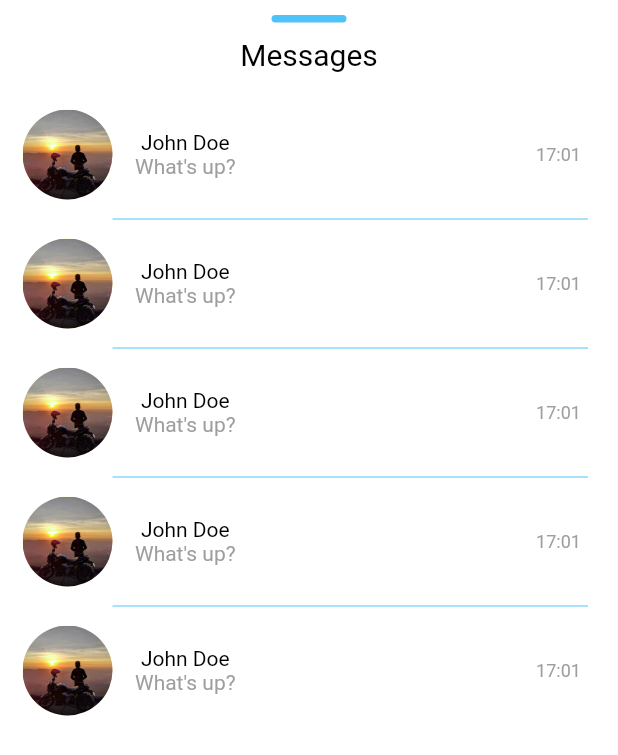
After one commit to guillermolopez3/chat, a Flutter app: the ConversationBottomSheet screen opened directly, on a phone screen of 412 x 824 dp. The commit adds this screen. Shown: the top 755 px of the screen. Run offline on Flutter 3.47's test engine with Material 2 defaults, Android fonts, the phone set to English and light mode, and no system bars.

Commit message:
diseño de bottom sheet

```diff
--- /dev/null
+++ b/lib/config/style.dart
@@ -0,0 +1,52 @@
+import 'package:flutter/material.dart';
+
+import 'Palette.dart';
+
+class Styles{
+  static TextStyle textHeading = TextStyle(
+      color: Palette.primaryTextColor,
+      fontSize: 20); // Text style for the name
+
+  static TextStyle numberPickerHeading = TextStyle(
+      fontSize: 30,
+      color: Palette.primaryTextColorLight
+  );
+  static TextStyle textHeadingLight = TextStyle(
+      color: Palette.primaryTextColorLight,
+      fontSize: 20);
+  static TextStyle question = TextStyle(
+      color: Palette.primaryTextColor,
+      fontSize: 16);
+  static TextStyle questionLight = TextStyle(
+      color: Palette.primaryTextColorLight,
+      fontSize: 16);
+  static TextStyle subHeading = TextStyle(
+      color: Palette.primaryTextColor,
+      fontSize: 14);
+  static TextStyle subHeadingLight = TextStyle(
+      color: Palette.primaryTextColorLight,
+      fontSize: 14);
+  static TextStyle hintText = TextStyle(
+      color: Palette.hintTextColor
+  );
+  static TextStyle hintTextLight = TextStyle(
+      color: Palette.hintTextColorLight
+  );
+  static TextStyle text = TextStyle(
+      fontSize: 12,
+      color: Palette.secondaryTextColor);
+  static TextStyle textLight = TextStyle(
+      color: Palette.secondaryTextColorLight
+  );
+  static TextStyle subText = TextStyle(
+      color: Palette.greyColor);
+  static TextStyle date = TextStyle(
+      color: Palette.greyColor,
+      fontSize: 12.0,
+      fontStyle: FontStyle.normal);
+  static TextStyle appBarTitle = TextStyle(
+    color: Palette.primaryTextColor,
+    fontWeight: FontWeight.bold,
+    fontSize: 20.0,
+  );
+}
--- a/lib/pages/conversationPage.dart
+++ b/lib/pages/conversationPage.dart
@@ -1,4 +1,5 @@
 import 'package:chat/widgets/chatListWidget.dart';
+import 'package:chat/widgets/conversationBottomSheet.dart';
 import 'package:chat/widgets/inputWidget.dart';
 import 'package:flutter/material.dart';
 import '../widgets/chatAppBar.dart';
@@ -9,21 +10,28 @@ class ConversationPage extends StatefulWidget {
 }
 
 class _ConversationPageState extends State<ConversationPage> {
+
+  final GlobalKey<ScaffoldState> _scaffoldKey = GlobalKey<ScaffoldState>(); //sirve para mostrar el botonsheet modal
+
   @override
   Widget build(BuildContext context) {
     return SafeArea(
       child: Scaffold(
+        key: _scaffoldKey,
         appBar: ChatAppBar(),
         body: Stack(
           children: <Widget>[
             Column(
               children: <Widget>[
                 ChatListWidget(),
+                //onPanUpdate devuelve el gesto del usuario, dy>0 swipe up, dy<0 swipe down
                 GestureDetector(
                   child: InputWidget(),
                   onPanUpdate: (details){
                     if(details.delta.dy < 0){
-
+                      _scaffoldKey.currentState.showBottomSheet<Null>((BuildContext context){
+                        return ConversationBottomSheet();
+                      });
                     }
                   },
                 )
--- /dev/null
+++ b/lib/widgets/chatRowWidget.dart
@@ -0,0 +1,57 @@
+import 'package:chat/config/assets.dart';
+import 'package:chat/config/style.dart';
+import 'package:flutter/material.dart';
+import 'package:intl/intl.dart';
+
+class ChatRowWidget extends StatelessWidget {
+  @override
+  Widget build(BuildContext context) {
+    return Container(
+        padding: EdgeInsets.fromLTRB(15, 5, 0, 5),
+        child: Row(
+          children: <Widget>[
+            Expanded(
+              flex: 8,
+              child: Row(
+                mainAxisSize: MainAxisSize.max,
+                children: <Widget>[
+                  CircleAvatar(
+                    radius: 30,
+                    backgroundImage: Image.asset(
+                      Assets.user,
+                    ).image,
+                  ),
+                  SizedBox(
+                    width: 15,
+                  ),
+                  Container(
+                      child: Column(
+                    children: <Widget>[
+                      Text('John Doe', style: Styles.subHeading),
+                      Text(
+                        'What\'s up?',
+                        style: Styles.subText,
+                      )
+                    ],
+                  ))
+                ],
+              ),
+            ),
+            Expanded(
+              flex: 2,
+              child: Column(
+                mainAxisSize: MainAxisSize.max,
+                mainAxisAlignment: MainAxisAlignment.start,
+                children: <Widget>[
+                  Text(
+                    DateFormat('kk:mm').format(
+                        DateTime.fromMillisecondsSinceEpoch(1565888474278)),
+                    style: Styles.date,
+                  )
+                ],
+              ),
+            )
+          ],
+        ));
+  }
+}
--- /dev/null
+++ b/lib/widgets/conversationBottomSheet.dart
@@ -0,0 +1,39 @@
+import 'package:chat/config/palette.dart';
+import 'package:chat/config/style.dart';
+import 'package:chat/widgets/chatRowWidget.dart';
+import 'package:chat/widgets/navigationPillWidget.dart';
+import 'package:flutter/material.dart';
+
+class ConversationBottomSheet extends StatefulWidget {
+  @override
+  _ConversationBottomSheetState createState() => _ConversationBottomSheetState();
+}
+
+class _ConversationBottomSheetState extends State<ConversationBottomSheet> {
+  @override
+  Widget build(BuildContext context) {
+    return Material(
+        child: Scaffold(
+            backgroundColor: Colors.white,
+            body: ListView(children: <Widget>[
+              NavigationPillWidget(),
+              Center(child: Text('Messages', style: Styles.textHeading)),
+              SizedBox(
+                height: 20,
+              ),
+              ListView.separated(
+                shrinkWrap: true,
+                physics: ClampingScrollPhysics(),
+                itemCount: 5,
+                separatorBuilder: (context, index) => Padding(
+                    padding: EdgeInsets.only(left: 75,right: 20),
+                    child: Divider(
+                      color: Palette.accentColor,
+                    )),
+                itemBuilder: (context, index) {
+                  return ChatRowWidget();
+                },
+              )
+            ])));
+  }
+}
--- /dev/null
+++ b/lib/widgets/navigationPillWidget.dart
@@ -0,0 +1,27 @@
+import 'package:chat/config/palette.dart';
+import 'package:flutter/material.dart';
+
+class NavigationPillWidget extends StatelessWidget {
+  @override
+  Widget build(BuildContext context) {
+    return Container(
+        child: Column(
+            mainAxisAlignment: MainAxisAlignment.center,
+            crossAxisAlignment: CrossAxisAlignment.stretch,
+            children: <Widget>[
+          Container(
+              child: Center(
+                  child: Wrap(children: <Widget>[
+            Container(
+                width: 50,
+                margin: EdgeInsets.only(top: 10, bottom: 10),
+                height: 5,
+                decoration: new BoxDecoration(
+                  color: Palette.accentColor,
+                  shape: BoxShape.rectangle,
+                  borderRadius: BorderRadius.all(Radius.circular(8.0)),
+                )),
+          ]))),
+        ]));
+  }
+}
```
